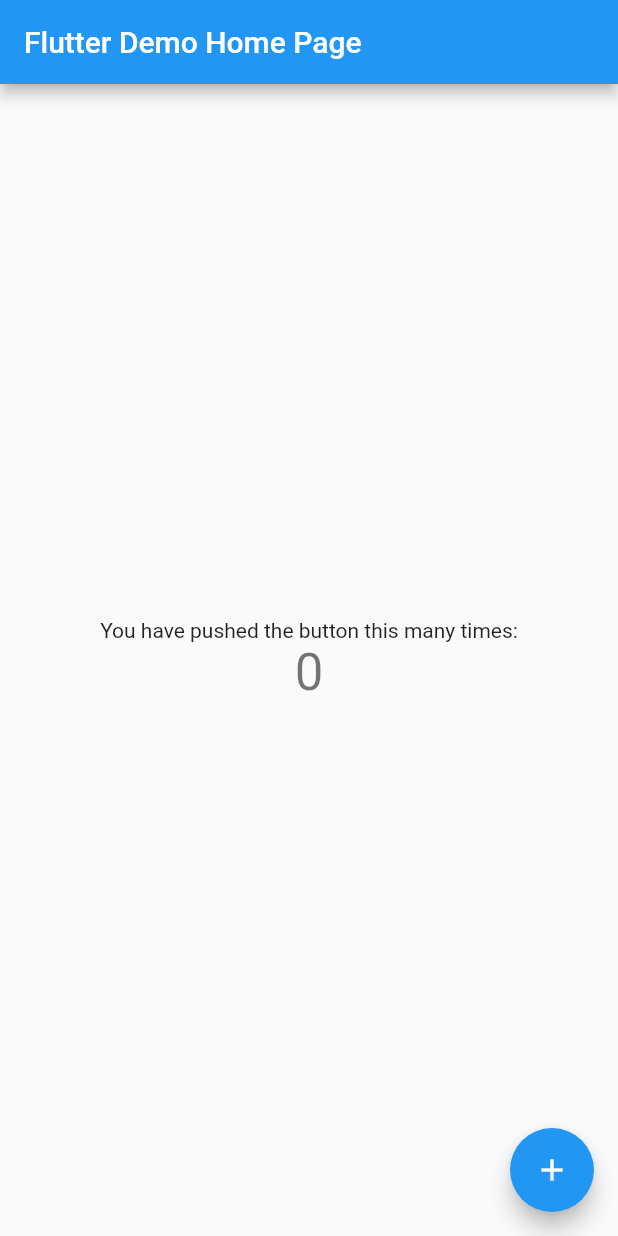
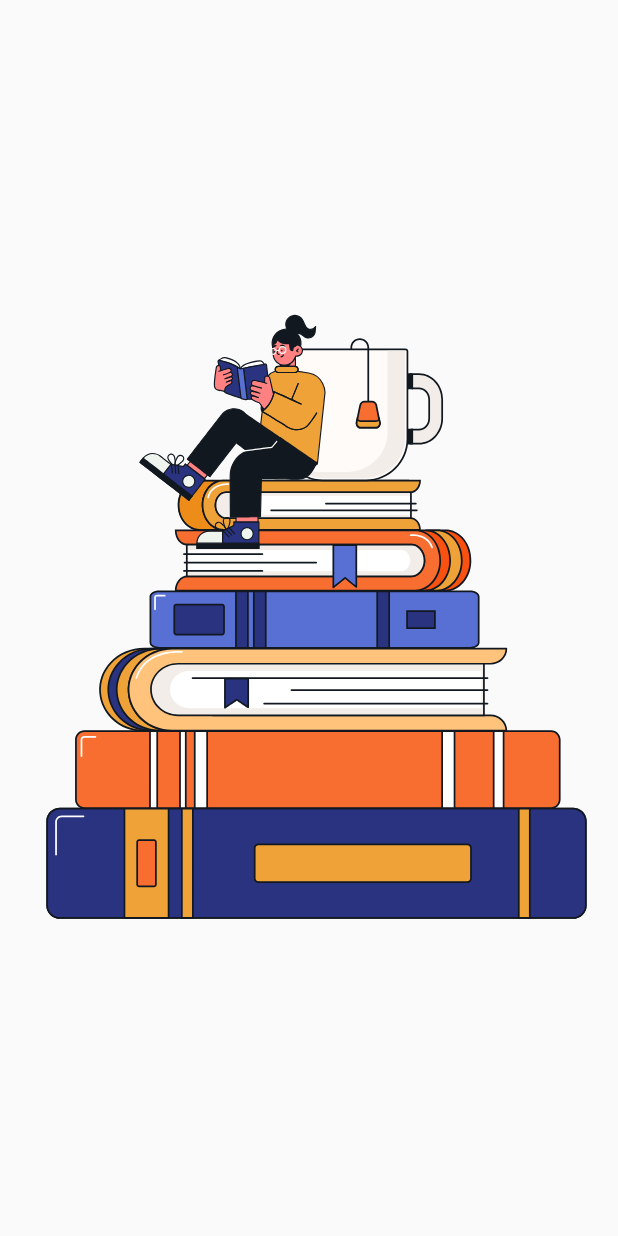
Before and after one commit to lyleverythinG/flutter_graphql, a Flutter app: the first screen one second after launch, on a phone screen of 412 x 824 dp. Run offline on Flutter 3.47's test engine with Material 2 defaults, Android fonts, the phone set to English and light mode, and no system bars; our stand-ins replace flutter_bloc, lottie.

Commit message:
Project Architecture Finished.
- Project Architecture configured.
- Ready to start working with UI & functionalities.

```diff
--- /dev/null
+++ b/lib/core/splash_screen/splash_screen.dart
@@ -0,0 +1,43 @@
+import 'dart:async';
+import 'package:flutter/material.dart';
+import 'package:flutter_graphql/features/book/presentation/pages/home.dart';
+import 'package:lottie/lottie.dart';
+
+class SplashScreen extends StatefulWidget {
+  const SplashScreen({Key? key}) : super(key: key);
+
+  @override
+  State<SplashScreen> createState() => _SplashScreenState();
+}
+
+class _SplashScreenState extends State<SplashScreen> {
+  late final Timer _timer;
+  @override
+  void initState() {
+    super.initState();
+    _timer = Timer(const Duration(seconds: 3), () async {
+      Navigator.pushReplacement(
+          context, MaterialPageRoute(builder: (c) => const HomeScreen()));
+    });
+  }
+
+  @override
+  void dispose() {
+    _timer.cancel();
+    super.dispose();
+  }
+
+  @override
+  Widget build(BuildContext context) {
+    return Scaffold(
+      body: Center(
+        child: SizedBox(
+          child: Lottie.asset(
+            'assets/splash_book.json',
+            repeat: false,
+          ),
+        ),
+      ),
+    );
+  }
+}
--- a/lib/main.dart
+++ b/lib/main.dart
@@ -1,115 +1,26 @@
 import 'package:flutter/material.dart';
+import 'package:flutter/services.dart';
+import 'package:flutter_graphql/core/constants/constants.dart';
+import 'package:flutter_graphql/core/splash_screen/splash_screen.dart';
 
 void main() {
-  runApp(const MyApp());
+  WidgetsFlutterBinding.ensureInitialized();
+  SystemChrome.setPreferredOrientations([
+    DeviceOrientation.portraitUp,
+  ]);
+  runApp(const BookApp());
 }
 
-class MyApp extends StatelessWidget {
-  const MyApp({Key? key}) : super(key: key);
+class BookApp extends StatelessWidget {
+  const BookApp({Key? key}) : super(key: key);
 
-  // This widget is the root of your application.
   @override
   Widget build(BuildContext context) {
     return MaterialApp(
-      title: 'Flutter Demo',
-      theme: ThemeData(
-        // This is the theme of your application.
-        //
-        // Try running your application with "flutter run". You'll see the
-        // application has a blue toolbar. Then, without quitting the app, try
-        // changing the primarySwatch below to Colors.green and then invoke
-        // "hot reload" (press "r" in the console where you ran "flutter run",
-        // or simply save your changes to "hot reload" in a Flutter IDE).
-        // Notice that the counter didn't reset back to zero; the application
-        // is not restarted.
-        primarySwatch: Colors.blue,
-      ),
-      home: const MyHomePage(title: 'Flutter Demo Home Page'),
+      debugShowCheckedModeBanner: false,
+      title: 'Book App',
+      theme: Constants.aTheme,
+      home: const SplashScreen(),
     );
   }
 }
-
-class MyHomePage extends StatefulWidget {
-  const MyHomePage({Key? key, required this.title}) : super(key: key);
-
-  // This widget is the home page of your application. It is stateful, meaning
-  // that it has a State object (defined below) that contains fields that affect
-  // how it looks.
-
-  // This class is the configuration for the state. It holds the values (in this
-  // case the title) provided by the parent (in this case the App widget) and
-  // used by the build method of the State. Fields in a Widget subclass are
-  // always marked "final".
-
-  final String title;
-
-  @override
-  State<MyHomePage> createState() => _MyHomePageState();
-}
-
-class _MyHomePageState extends State<MyHomePage> {
-  int _counter = 0;
-
-  void _incrementCounter() {
-    setState(() {
-      // This call to setState tells the Flutter framework that something has
-      // changed in this State, which causes it to rerun the build method below
-      // so that the display can reflect the updated values. If we changed
-      // _counter without calling setState(), then the build method would not be
-      // called again, and so nothing would appear to happen.
-      _counter++;
-    });
-  }
-
-  @override
-  Widget build(BuildContext context) {
-    // This method is rerun every time setState is called, for instance as done
-    // by the _incrementCounter method above.
-    //
-    // The Flutter framework has been optimized to make rerunning build methods
-    // fast, so that you can just rebuild anything that needs updating rather
-    // than having to individually change instances of widgets.
-    return Scaffold(
-      appBar: AppBar(
-        // Here we take the value from the MyHomePage object that was created by
-        // the App.build method, and use it to set our appbar title.
-        title: Text(widget.title),
-      ),
-      body: Center(
-        // Center is a layout widget. It takes a single child and positions it
-        // in the middle of the parent.
-        child: Column(
-          // Column is also a layout widget. It takes a list of children and
-          // arranges them vertically. By default, it sizes itself to fit its
-          // children horizontally, and tries to be as tall as its parent.
-          //
-          // Invoke "debug painting" (press "p" in the console, choose the
-          // "Toggle Debug Paint" action from the Flutter Inspector in Android
-          // Studio, or the "Toggle Debug Paint" command in Visual Studio Code)
-          // to see the wireframe for each widget.
-          //
-          // Column has various properties to control how it sizes itself and
-          // how it positions its children. Here we use mainAxisAlignment to
-          // center the children vertically; the main axis here is the vertical
-          // axis because Columns are vertical (the cross axis would be
-          // horizontal).
-          mainAxisAlignment: MainAxisAlignment.center,
-          children: <Widget>[
-            const Text(
-              'You have pushed the button this many times:',
-            ),
-            Text(
-              '$_counter',
-              style: Theme.of(context).textTheme.headline4,
-            ),
-          ],
-        ),
-      ),
-      floatingActionButton: FloatingActionButton(
-        onPressed: _incrementCounter,
-        tooltip: 'Increment',
-        child: const Icon(Icons.add),
-      ), // This trailing comma makes auto-formatting nicer for build methods.
-    );
-  }
-}
```
Also changed, not shown: 1 other file.
